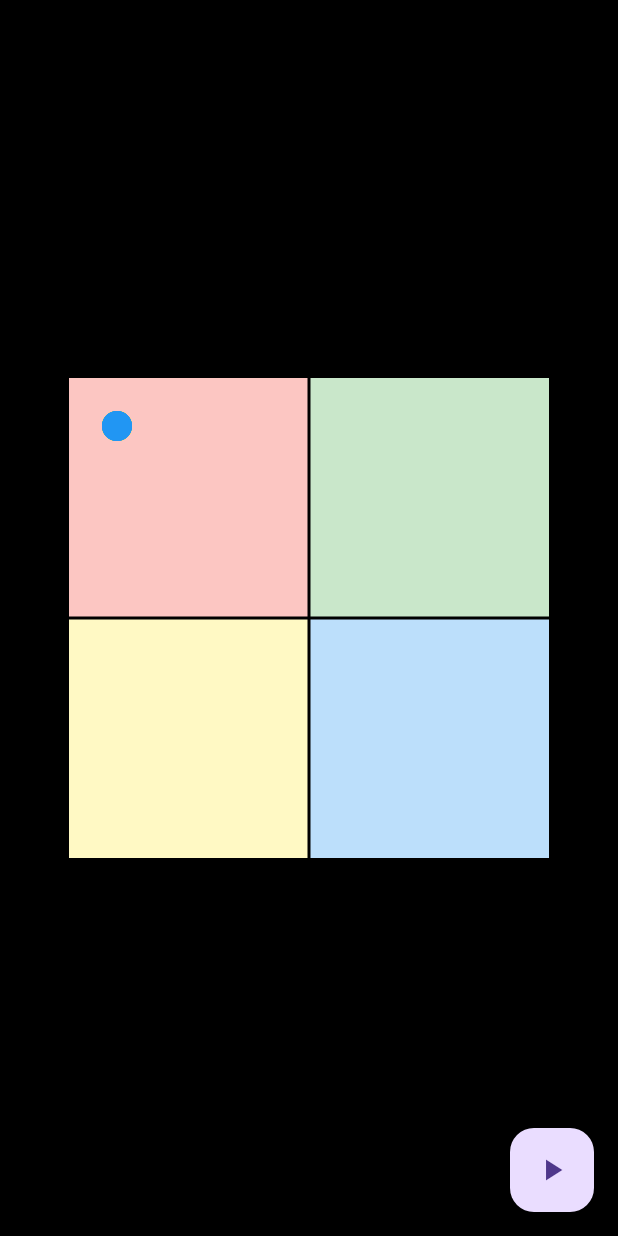
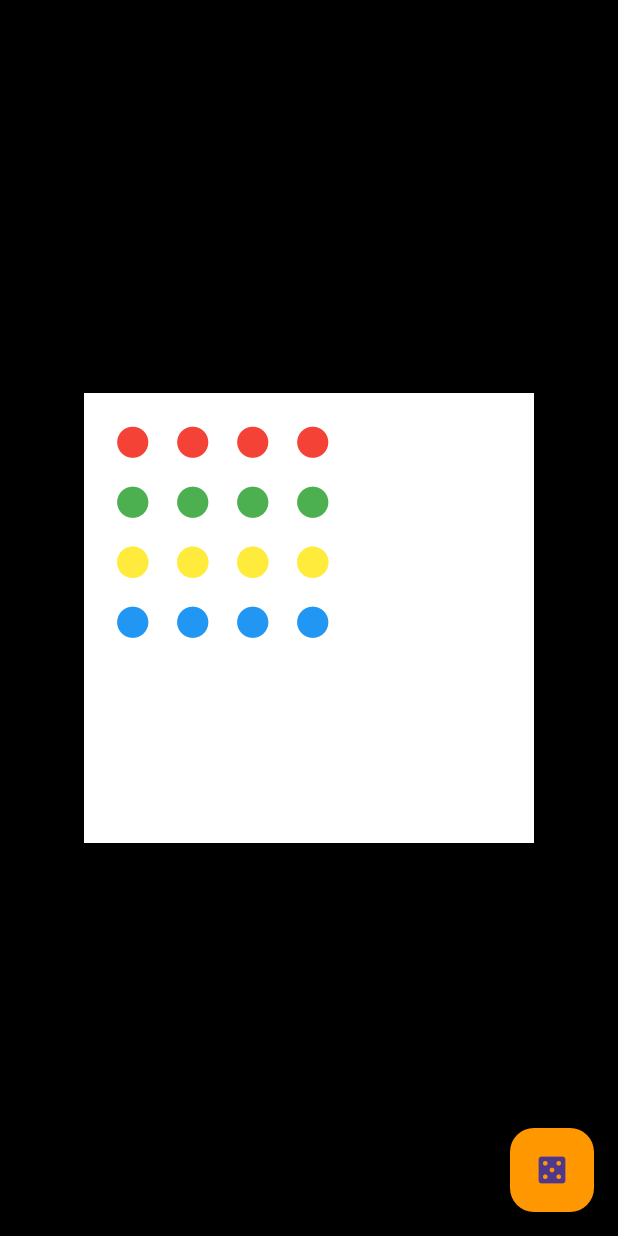
Before and after one commit to Roykk55/ludo_khela_hd, a Flutter app: the screen it shows after launch, on a phone screen of 412 x 824 dp. Run offline on Flutter 3.47's test engine with Material 3 defaults, Android fonts, the light colour scheme and no system bars.

Commit message:
Update main.dart

```diff
--- a/lib/main.dart
+++ b/lib/main.dart
@@ -1,65 +1,56 @@
 import 'package:flutter/material.dart';
 
-void main() => runApp(MaterialApp(debugShowCheckedModeBanner: false, home: LudoBoardFinal()));
+void main() => runApp(MaterialApp(debugShowCheckedModeBanner: false, home: LudoGameBoard()));
 
-class LudoBoardFinal extends StatefulWidget {
+class LudoGameBoard extends StatefulWidget {
   @override
-  _LudoBoardFinalState createState() => _LudoBoardFinalState();
+  _LudoGameBoardState createState() => _LudoGameBoardState();
 }
 
-class _LudoBoardFinalState extends State<LudoBoardFinal> {
-  // গুটির পজিশন - ৪টি রঙের জন্য ১৬টি গুটি
-  List<Offset> positions = List.generate(16, (i) => Offset(20, 20));
+class _LudoGameBoardState extends State<LudoGameBoard> {
+  // ১৬টি গুটির পজিশন লিস্ট - ৪টি রঙের জন্য ১৬টি গুটি
+  List<Offset> coinPositions = List.generate(16, (i) {
+    // প্রতি ৪টি গুটিকে বোর্ডের আলাদা আলাদা কর্নারে সাজানোর লজিক
+    double x = (i % 4) * 40.0 + 20.0;
+    double y = (i ~/ 4) * 40.0 + 20.0;
+    return Offset(x, y);
+  });
+
+  void rollDice() {
+    setState(() {
+      int dice = (1 + DateTime.now().microsecond % 6);
+      // গুটিগুলো যেন এলোমেলোভাবে না নড়ে, বরং একটি নির্দিষ্ট দূরত্বে নড়ে
+      for (int i = 0; i < 16; i++) {
+        coinPositions[i] = Offset(
+          (coinPositions[i].dx + (dice * 5)) % 260,
+          (coinPositions[i].dy + (dice * 5)) % 260
+        );
+      }
+    });
+  }
 
   @override
   Widget build(BuildContext context) {
     return Scaffold(
-      backgroundColor: Colors.black,
+      backgroundColor: Colors.black, // বোর্ডের বর্ডার ব্ল্যাক
       body: Center(
         child: Container(
-          width: 320, height: 320, color: Colors.white,
+          width: 300, height: 300, color: Colors.white,
           child: Stack(children: [
-            // ১. সুন্দর বোর্ড ডিজাইন (৪টি কালার জোন)
-            Positioned(top: 0, left: 0, child: Container(width: 160, height: 160, color: Colors.red.withOpacity(0.3))),
-            Positioned(top: 0, right: 0, child: Container(width: 160, height: 160, color: Colors.green.withOpacity(0.3))),
-            Positioned(bottom: 0, left: 0, child: Container(width: 160, height: 160, color: Colors.yellow.withOpacity(0.3))),
-            Positioned(bottom: 0, right: 0, child: Container(width: 160, height: 160, color: Colors.blue.withOpacity(0.3))),
-
-            // ২. গ্রিড লাইন বা বর্ডার (ডিজাইন আরও প্রফেশনাল করার জন্য)
-            CustomPaint(painter: BoardPainter()),
-
-            // ৩. ১৬টি গুটি (এনিমেশনসহ)
-            ...List.generate(16, (i) => AnimatedPositioned(
-              duration: Duration(milliseconds: 500),
-              curve: Curves.easeInOut,
-              left: positions[i].dx,
-              top: positions[i].dy,
-              child: Icon(Icons.circle, color: (i < 4) ? Colors.red : (i < 8) ? Colors.green : (i < 12) ? Colors.yellow : Colors.blue, size: 24),
+            // ১৬টি গুটিকে স্ক্রিনে প্রদর্শন করা
+            ...List.generate(16, (i) => Positioned(
+              left: coinPositions[i].dx,
+              top: coinPositions[i].dy,
+              child: Icon(Icons.circle, color: (i < 4) ? Colors.red : (i < 8) ? Colors.green : (i < 12) ? Colors.yellow : Colors.blue, size: 25),
             )),
           ]),
         ),
       ),
       floatingActionButton: FloatingActionButton(
-        onPressed: () {
-          setState(() {
-            // এখানে ক্লিক করলে গুটিগুলো বোর্ডের নির্দিষ্ট রাউন্ড পথে ঘুরবে
-            positions = List.generate(16, (i) => Offset(40.0 + (i * 10) % 200, 40.0 + (i * 10) % 200));
-          });
-        },
-        child: Icon(Icons.play_arrow),
+        onPressed: rollDice,
+        child: Icon(Icons.casino),
+        backgroundColor: Colors.orange,
       ),
     );
   }
 }
-
-// বোর্ডের দাগগুলো আঁকার জন্য
-class BoardPainter extends CustomPainter {
-  @override
-  void paint(Canvas canvas, Size size) {
-    Paint paint = Paint()..color = Colors.black..strokeWidth = 2;
-    canvas.drawLine(Offset(160, 0), Offset(160, 320), paint);
-    canvas.drawLine(Offset(0, 160), Offset(320, 160), paint);
-  }
-  @override
-  bool shouldRepaint(covariant CustomPainter oldDelegate) => false;
-}
```
